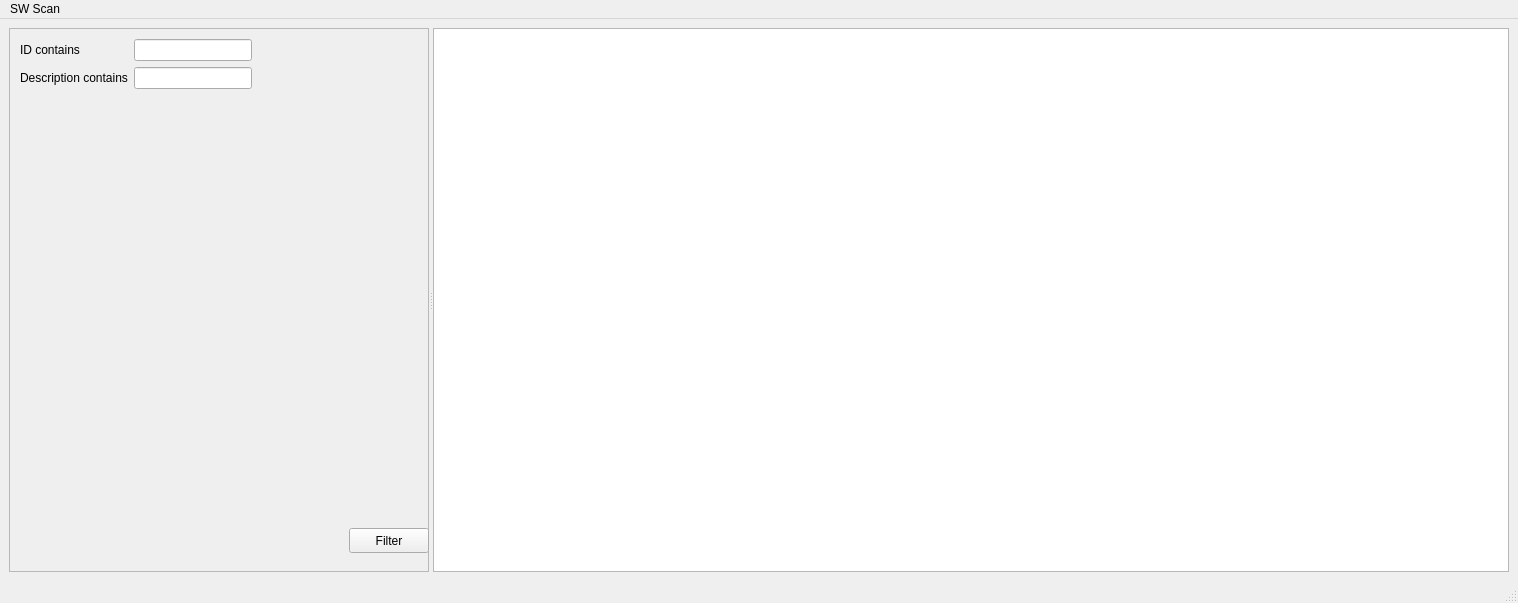
This is sw_scan.ui in olivierfriard/sw_scan as Qt 5 draws it before an edit. The edited form follows.
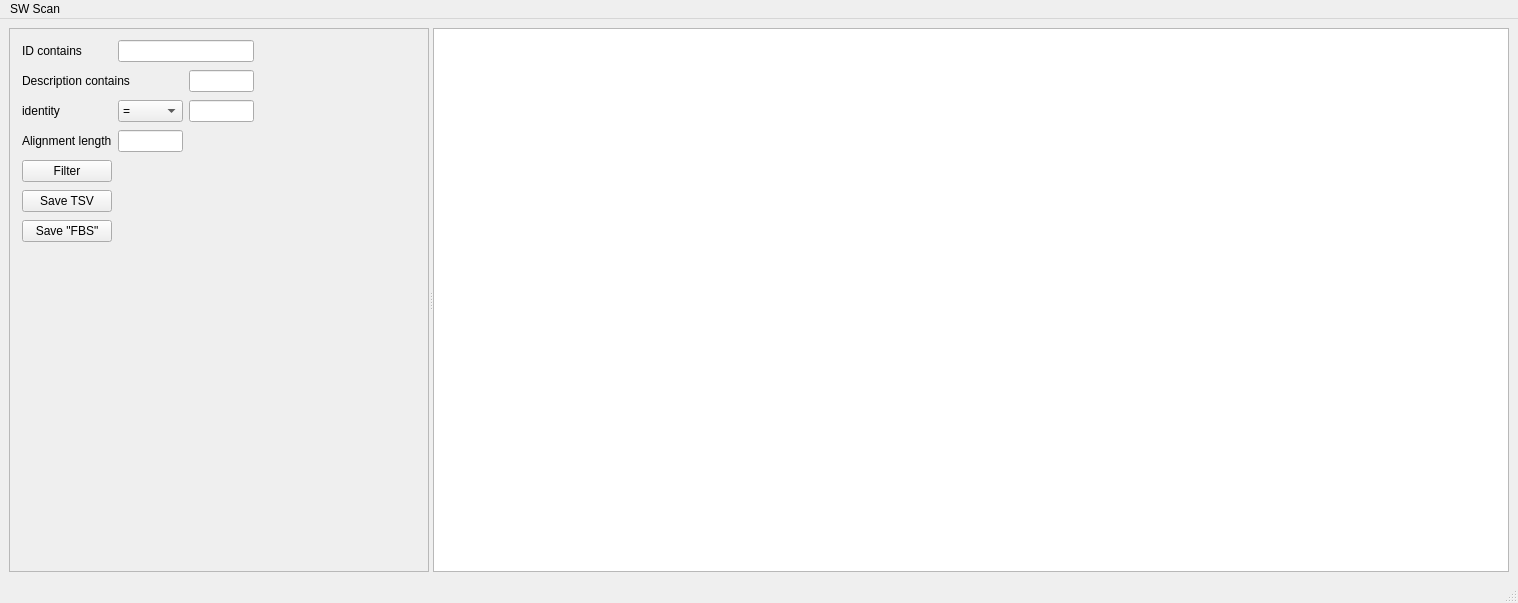
This is the edited form.

The edit to the form file:
```diff
--- a/sw_scan.ui
+++ b/sw_scan.ui
@@ -27,29 +27,75 @@
        <property name="frameShadow">
         <enum>QFrame::Raised</enum>
        </property>
-       <widget class="QPushButton" name="pb_filter">
+       <widget class="QWidget" name="layoutWidget">
         <property name="geometry">
          <rect>
-          <x>340</x>
-          <y>500</y>
-          <width>80</width>
-          <height>25</height>
-         </rect>
-        </property>
-        <property name="text">
-         <string>Filter</string>
-        </property>
-       </widget>
-       <widget class="QWidget" name="">
-        <property name="geometry">
-         <rect>
-          <x>11</x>
-          <y>11</y>
+          <x>13</x>
+          <y>10</y>
           <width>232</width>
-          <height>58</height>
+          <height>213</height>
          </rect>
         </property>
-        <layout class="QFormLayout" name="formLayout">
+        <layout class="QGridLayout" name="gridLayout">
+         <item row="1" column="2">
+          <widget class="QLineEdit" name="le_description"/>
+         </item>
+         <item row="5" column="0">
+          <widget class="QPushButton" name="pb_save_tsv">
+           <property name="text">
+            <string>Save TSV</string>
+           </property>
+          </widget>
+         </item>
+         <item row="4" column="0">
+          <widget class="QPushButton" name="pb_filter">
+           <property name="text">
+            <string>Filter</string>
+           </property>
+          </widget>
+         </item>
+         <item row="2" column="0">
+          <widget class="QLabel" name="label_3">
+           <property name="text">
+            <string>identity</string>
+           </property>
+          </widget>
+         </item>
+         <item row="0" column="1" colspan="2">
+          <widget class="QLineEdit" name="le_id"/>
+         </item>
+         <item row="2" column="1">
+          <widget class="QComboBox" name="cb_identity_relation">
+           <item>
+            <property name="text">
+             <string>=</string>
+            </property>
+           </item>
+           <item>
+            <property name="text">
+             <string>&gt;=</string>
+            </property>
+           </item>
+           <item>
+            <property name="text">
+             <string>&lt;=</string>
+            </property>
+           </item>
+          </widget>
+         </item>
+         <item row="3" column="1">
+          <widget class="QLineEdit" name="le_align_length"/>
+         </item>
+         <item row="3" column="0">
+          <widget class="QLabel" name="label_4">
+           <property name="text">
+            <string>Alignment length</string>
+           </property>
+          </widget>
+         </item>
+         <item row="2" column="2">
+          <widget class="QLineEdit" name="le_identity"/>
+         </item>
          <item row="0" column="0">
           <widget class="QLabel" name="label">
            <property name="text">
@@ -57,18 +103,19 @@
            </property>
           </widget>
          </item>
-         <item row="0" column="1">
-          <widget class="QLineEdit" name="le_id"/>
-         </item>
-         <item row="1" column="0">
+         <item row="1" column="0" colspan="2">
           <widget class="QLabel" name="label_2">
            <property name="text">
             <string>Description contains</string>
            </property>
           </widget>
          </item>
-         <item row="1" column="1">
-          <widget class="QLineEdit" name="le_description"/>
+         <item row="6" column="0">
+          <widget class="QPushButton" name="pb_save_fbs">
+           <property name="text">
+            <string>Save &quot;FBS&quot;</string>
+           </property>
+          </widget>
          </item>
         </layout>
        </widget>
```
